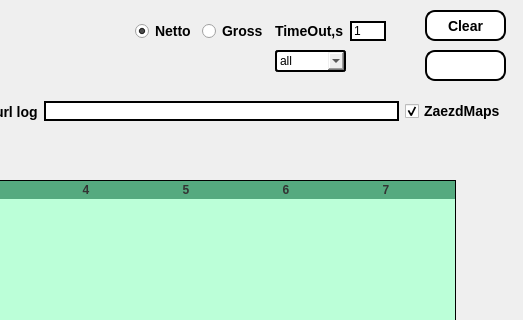
First picture: the form in window.ui, repository biggvladik/GrabberGolf, before the edit; both pictures show x 495 to 1018 and y 0 to 320 of the 1018 by 811 pixel window.
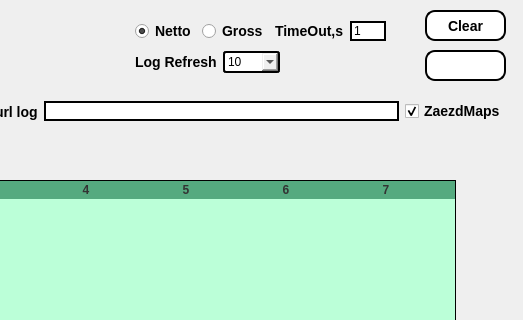
Second picture: the form after the edit.

```diff
--- a/window.ui
+++ b/window.ui
@@ -550,55 +550,6 @@
      </item>
     </layout>
    </widget>
-   <widget class="QComboBox" name="comboBox">
-    <property name="geometry">
-     <rect>
-      <x>770</x>
-      <y>50</y>
-      <width>71</width>
-      <height>22</height>
-     </rect>
-    </property>
-    <property name="styleSheet">
-     <string notr="true">QComboBox {
-    border: 2px solid black;
-    border-radius: 3px;
-    padding: 1px 18px 1px 3px;
-
-}
-:editable {
-    background: white;
-}
-QComboBox:hover {
-  background-color: #e7e7e7;
-}
-
-
-
-QComboBox:on { /* shift the text when the popup opens */
-    padding-top: 3px;
-    padding-left: 4px;
-}
-
-
-
-
-QComboBox::down-arrow:on { /* shift the arrow when popup is open */
-    top: 1px;
-    left: 1px;
-}</string>
-    </property>
-    <item>
-     <property name="text">
-      <string>all</string>
-     </property>
-    </item>
-    <item>
-     <property name="text">
-      <string>10</string>
-     </property>
-    </item>
-   </widget>
    <widget class="QWidget" name="layoutWidget_3">
     <property name="geometry">
      <rect>
@@ -641,7 +592,7 @@
      </item>
     </layout>
    </widget>
-   <widget class="QWidget" name="">
+   <widget class="QWidget" name="layoutWidget">
     <property name="geometry">
      <rect>
       <x>630</x>
@@ -676,6 +627,86 @@
      </item>
     </layout>
    </widget>
+   <widget class="QWidget" name="">
+    <property name="geometry">
+     <rect>
+      <x>630</x>
+      <y>50</y>
+      <width>145</width>
+      <height>24</height>
+     </rect>
+    </property>
+    <layout class="QHBoxLayout" name="horizontalLayout_6">
+     <item>
+      <widget class="QLabel" name="label">
+       <property name="styleSheet">
+        <string notr="true">font: bold 14px;</string>
+       </property>
+       <property name="text">
+        <string>Log Refresh</string>
+       </property>
+      </widget>
+     </item>
+     <item>
+      <widget class="QComboBox" name="comboBox">
+       <property name="styleSheet">
+        <string notr="true">QComboBox {
+    border: 2px solid black;
+    border-radius: 3px;
+    padding: 1px 18px 1px 3px;
+
+}
+:editable {
+    background: white;
+}
+QComboBox:hover {
+  background-color: #e7e7e7;
+}
+
+
+
+QComboBox:on { /* shift the text when the popup opens */
+    padding-top: 3px;
+    padding-left: 4px;
+}
+
+
+
+
+QComboBox::down-arrow:on { /* shift the arrow when popup is open */
+    top: 1px;
+    left: 1px;
+}</string>
+       </property>
+       <item>
+        <property name="text">
+         <string>10</string>
+        </property>
+       </item>
+       <item>
+        <property name="text">
+         <string>20</string>
+        </property>
+       </item>
+       <item>
+        <property name="text">
+         <string>30</string>
+        </property>
+       </item>
+       <item>
+        <property name="text">
+         <string>50</string>
+        </property>
+       </item>
+       <item>
+        <property name="text">
+         <string>all</string>
+        </property>
+       </item>
+      </widget>
+     </item>
+    </layout>
+   </widget>
   </widget>
   <widget class="QStatusBar" name="statusbar"/>
  </widget>
```
